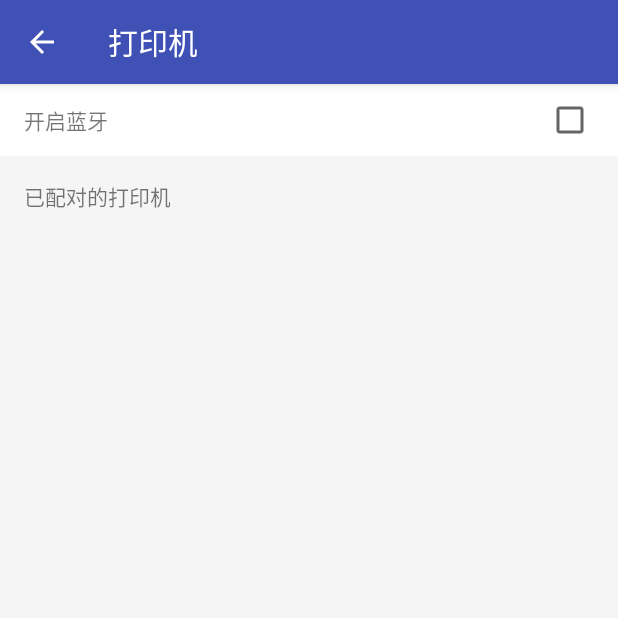
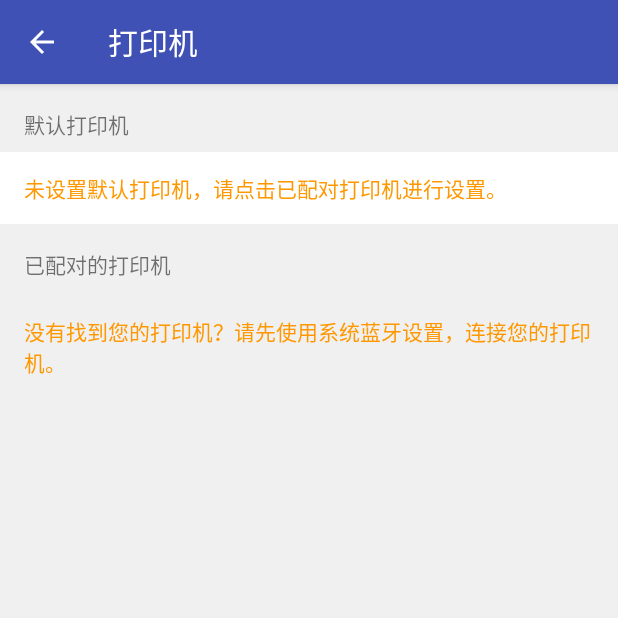
Before and after one commit to iPaya/AndroidEasyTicket, an Android app: the PrinterActivity screen opened directly, with no data from a screen before it, on a phone screen of 412 x 824 dp, the top half of it. Run offline under Robolectric (Android 15) with nearby library versions, the phone set to English and light mode, and no system bars; our stand-ins replace ButterKnife.

Commit message:
完善 打印机信息

```diff
--- a/app/build.gradle
+++ b/app/build.gradle
@@ -26,10 +26,13 @@ dependencies {
         exclude group: 'com.android.support', module: 'support-annotations'
     })
 
+
     compile 'com.android.support:appcompat-v7:25.3.1'
     compile 'com.android.support:design:25.3.1'
     compile 'com.android.support.constraint:constraint-layout:1.0.2'
     compile 'com.android.support:support-v4:25.3.1'
     compile 'com.android.support:support-vector-drawable:25.3.1'
+    compile 'com.jakewharton:butterknife:8.8.1'
     testCompile 'junit:junit:4.12'
+    annotationProcessor 'com.jakewharton:butterknife-compiler:8.8.1'
 }
--- a/app/src/main/AndroidManifest.xml
+++ b/app/src/main/AndroidManifest.xml
@@ -6,6 +6,7 @@
     <uses-permission android:name="android.permission.BLUETOOTH_ADMIN"/>
 
     <application
+        android:name=".Application"
         android:allowBackup="true"
         android:icon="@mipmap/ic_launcher"
         android:label="@string/app_name"
--- /dev/null
+++ b/app/src/main/java/cn/ipaya/app/easyticket/Application.java
@@ -0,0 +1,20 @@
+package cn.ipaya.app.easyticket;
+
+import android.content.SharedPreferences;
+
+/**
+ * Created by ZhangDi on 2017/12/22.
+ */
+
+public class Application extends android.app.Application {
+
+    private SharedPreferences mSharedPreferences;
+
+    public SharedPreferences getSharedPreferences() {
+        if (mSharedPreferences == null) {
+            mSharedPreferences = getSharedPreferences("app", MODE_PRIVATE);
+        }
+        return mSharedPreferences;
+    }
+
+}
--- a/app/src/main/java/cn/ipaya/app/easyticket/MainActivity.java
+++ b/app/src/main/java/cn/ipaya/app/easyticket/MainActivity.java
@@ -15,8 +15,9 @@ import android.view.View;
 
 import cn.ipaya.app.easyticket.activities.PrinterActivity;
 import cn.ipaya.app.easyticket.activities.SettingsActivity;
+import cn.ipaya.app.easyticket.base.BaseActivity;
 
-public class MainActivity extends AppCompatActivity
+public class MainActivity extends BaseActivity
         implements NavigationView.OnNavigationItemSelectedListener {
 
     @Override
--- a/app/src/main/java/cn/ipaya/app/easyticket/activities/PrinterActivity.java
+++ b/app/src/main/java/cn/ipaya/app/easyticket/activities/PrinterActivity.java
@@ -2,28 +2,43 @@ package cn.ipaya.app.easyticket.activities;
 
 import android.bluetooth.BluetoothAdapter;
 import android.bluetooth.BluetoothDevice;
+import android.content.DialogInterface;
+import android.content.SharedPreferences;
 import android.os.Bundle;
+import android.support.v7.app.AlertDialog;
 import android.view.View;
-import android.widget.CheckBox;
-import android.widget.CompoundButton;
 import android.widget.ListView;
+import android.widget.TextView;
 
 import java.util.ArrayList;
 import java.util.List;
 
+import butterknife.BindView;
+import butterknife.OnItemClick;
 import cn.ipaya.app.easyticket.R;
 import cn.ipaya.app.easyticket.adapters.BondedBluetoothDeviceAdapter;
 import cn.ipaya.app.easyticket.base.BaseActivity;
 
 public class PrinterActivity extends BaseActivity {
 
+    boolean isSupportBluetooth = false;
     BluetoothAdapter mBluetoothAdapter;
-    CheckBox mBluetoothStatus;
     View mContentSupportBluetooth;
     View mContentUnsupportBluetooth;
     List<BluetoothDevice> mBondedDevices;
     BondedBluetoothDeviceAdapter mBondedDeviceAdapter;
     ListView mBondedDeviceListView;
+    @BindView(R.id.default_printer_name)
+    TextView mDefaultPrinterName;
+
+    @BindView(R.id.default_printer_address)
+    TextView mDefaultPrinterAddress;
+
+    @BindView(R.id.view_no_default_printer)
+    View mViewNoDefaultPrinter;
+
+    @BindView(R.id.view_has_default_printer)
+    View mViewHasDefaultPrinter;
 
     @Override
     protected void onCreate(Bundle savedInstanceState) {
@@ -35,7 +50,6 @@ public class PrinterActivity extends BaseActivity {
         mContentSupportBluetooth = findViewById(R.id.content_printer_support_bluetooth);
         mContentUnsupportBluetooth = findViewById(R.id.content_printer_unsupport_bluetooth);
 
-        mBluetoothStatus = (CheckBox) findViewById(R.id.printer__bluetooth_status);
         mBluetoothAdapter = BluetoothAdapter.getDefaultAdapter();
 
         mBondedDevices = new ArrayList<BluetoothDevice>();
@@ -44,36 +58,23 @@ public class PrinterActivity extends BaseActivity {
         mBondedDeviceListView = (ListView) findViewById(R.id.printer__bonded_devices);
         mBondedDeviceListView.setAdapter(mBondedDeviceAdapter);
 
+        refreshDefaultPrinter();
         detectBluetoothStatus();
 
-        loadBondedDevices();
-
-        mBluetoothStatus.setOnCheckedChangeListener(new CompoundButton.OnCheckedChangeListener() {
-            @Override
-            public void onCheckedChanged(CompoundButton buttonView, boolean isChecked) {
-                if (isChecked) {
-                    enableBluetooth();
-                } else {
-                    disableBluetooth();
-                }
-            }
-        });
-
-
+        if (isSupportBluetooth) {
+            loadBondedDevices();
+        }
     }
 
     private void detectBluetoothStatus() {
         if (mBluetoothAdapter == null) {
+            isSupportBluetooth = false;
             mContentUnsupportBluetooth.setVisibility(View.VISIBLE);
             mContentSupportBluetooth.setVisibility(View.INVISIBLE);
         } else {
+            isSupportBluetooth = true;
             mContentUnsupportBluetooth.setVisibility(View.INVISIBLE);
             mContentSupportBluetooth.setVisibility(View.VISIBLE);
-            if (mBluetoothAdapter.isEnabled()) {
-                mBluetoothStatus.setChecked(true);
-            } else {
-                mBluetoothStatus.setChecked(false);
-            }
         }
     }
 
@@ -81,10 +82,9 @@ public class PrinterActivity extends BaseActivity {
         //遍历已绑定设备
         if (mBluetoothAdapter.getBondedDevices().size() > 0) {
             for (BluetoothDevice bluetoothDevice : mBluetoothAdapter.getBondedDevices()) {
-//                if (bluetoothDevice.getBluetoothClass().getDeviceClass() == 1664) {
-                    // NYear 蓝牙打印机
+                if (bluetoothDevice.getBluetoothClass().getDeviceClass() == 1664) {
                     mBondedDevices.add(bluetoothDevice);
-//                }
+                }
             }
         }
         mBondedDeviceAdapter.notifyDataSetChanged();
@@ -98,4 +98,51 @@ public class PrinterActivity extends BaseActivity {
         mBluetoothAdapter.disable();
     }
 
+    @OnItemClick(R.id.printer__bonded_devices)
+    void onClickBondedDevices(int position) {
+        final BluetoothDevice bluetoothDevice = mBondedDeviceAdapter.getItem(position);
+        new AlertDialog.Builder(this)
+                .setTitle(R.string.printer__set_default_printer)
+                .setMessage("名称: " + bluetoothDevice.getName() + "\n地址: " + bluetoothDevice.getAddress())
+                .setPositiveButton(R.string.ok, new DialogInterface.OnClickListener() {
+                    @Override
+                    public void onClick(DialogInterface dialog, int which) {
+                        SharedPreferences.Editor editor = mApplication.getSharedPreferences().edit();
+                        editor.putString("default_printer__name", bluetoothDevice.getName());
+                        editor.putString("default_printer__address", bluetoothDevice.getAddress());
+                        editor.commit();
+                        refreshDefaultPrinter();
+                        dialog.dismiss();
+                    }
+                })
+                .setNegativeButton(R.string.cancel, new DialogInterface.OnClickListener() {
+                    @Override
+                    public void onClick(DialogInterface dialog, int which) {
+
+                    }
+                }).show();
+
+    }
+
+    private void refreshDefaultPrinter() {
+        SharedPreferences sharedPreferences = mApplication.getSharedPreferences();
+        String defaultPrinterName = sharedPreferences.getString("default_printer__name", null);
+        String defaultPrinterAddress = sharedPreferences.getString("default_printer__address", null);
+
+        if (defaultPrinterName != null) {
+            // 已设置默认打印机
+            mViewHasDefaultPrinter.setVisibility(View.VISIBLE);
+            mViewNoDefaultPrinter.setVisibility(View.GONE);
+
+            mDefaultPrinterName.setText(defaultPrinterName);
+            mDefaultPrinterAddress.setText(defaultPrinterAddress);
+        } else {
+            // 未设置默认打印机
+            mViewHasDefaultPrinter.setVisibility(View.GONE);
+            mViewNoDefaultPrinter.setVisibility(View.VISIBLE);
+
+            mDefaultPrinterName.setText(null);
+            mDefaultPrinterAddress.setText(null);
+        }
+    }
 }
--- a/app/src/main/java/cn/ipaya/app/easyticket/base/BaseActivity.java
+++ b/app/src/main/java/cn/ipaya/app/easyticket/base/BaseActivity.java
@@ -1,17 +1,28 @@
 package cn.ipaya.app.easyticket.base;
 
 import android.os.Bundle;
+import android.support.annotation.LayoutRes;
 import android.support.annotation.Nullable;
 import android.support.v7.app.AppCompatActivity;
 import android.support.v7.widget.Toolbar;
 import android.view.View;
+import android.view.ViewGroup;
 
+import butterknife.ButterKnife;
+import cn.ipaya.app.easyticket.Application;
 import cn.ipaya.app.easyticket.R;
 
 public class BaseActivity extends AppCompatActivity {
 
     protected Toolbar mToolbar;
     protected boolean enabledToolbar = false;
+    protected Application mApplication;
+
+    @Override
+    protected void onCreate(@Nullable Bundle savedInstanceState) {
+        super.onCreate(savedInstanceState);
+        mApplication = (Application) getApplication();
+    }
 
     /**
      * 启用 Toolbar
@@ -34,4 +45,22 @@ public class BaseActivity extends AppCompatActivity {
             }
         });
     }
+
+    @Override
+    public void setContentView(@LayoutRes int layoutResID) {
+        super.setContentView(layoutResID);
+        ButterKnife.bind(this);
+    }
+
+    @Override
+    public void setContentView(View view) {
+        super.setContentView(view);
+        ButterKnife.bind(this);
+    }
+
+    @Override
+    public void setContentView(View view, ViewGroup.LayoutParams params) {
+        super.setContentView(view, params);
+        ButterKnife.bind(this);
+    }
 }
--- a/app/src/main/res/layout/content_printer.xml
+++ b/app/src/main/res/layout/content_printer.xml
@@ -1,5 +1,5 @@
 <?xml version="1.0" encoding="utf-8"?>
-<ScrollView xmlns:android="http://schemas.android.com/apk/res/android"
+<LinearLayout xmlns:android="http://schemas.android.com/apk/res/android"
     xmlns:app="http://schemas.android.com/apk/res-auto"
     xmlns:tools="http://schemas.android.com/tools"
     android:layout_width="match_parent"
@@ -17,4 +17,4 @@
         <include android:id="@+id/content_printer_unsupport_bluetooth" layout="@layout/content_printer_unsupport_bluetooth" android:visibility="gone"/>
 
     </LinearLayout>
-</ScrollView>
+</LinearLayout>
--- a/app/src/main/res/layout/content_printer_support_bluetooth.xml
+++ b/app/src/main/res/layout/content_printer_support_bluetooth.xml
@@ -4,37 +4,66 @@
     android:layout_height="match_parent"
     android:orientation="vertical">
 
-    <LinearLayout
+    <TextView
         android:layout_width="match_parent"
         android:layout_height="wrap_content"
+        android:layout_marginTop="16dp"
+        android:paddingEnd="16dp"
+        android:paddingStart="16dp"
+        android:text="默认打印机" />
+
+    <LinearLayout
+        android:id="@+id/view_no_default_printer"
+        android:visibility="invisible"
+        android:layout_width="match_parent"
+        android:layout_height="wrap_content"
+        android:layout_marginTop="8dp"
         android:orientation="vertical"
         android:theme="@style/AppTheme.ListBox">
 
-        <RelativeLayout
+        <TextView
             android:layout_width="match_parent"
             android:layout_height="48dp"
+            android:gravity="center_vertical"
             android:paddingEnd="16dp"
-            android:paddingLeft="16dp">
+            android:paddingStart="16dp"
+            android:text="@string/printer__no_default_printer"
+            android:textColor="@color/colorWarning" />
+    </LinearLayout>
 
-            <TextView
-                android:layout_width="wrap_content"
-                android:layout_height="match_parent"
-                android:layout_alignParentStart="true"
-                android:gravity="center_vertical"
-                android:text="@string/printer__enable_bluetooth" />
+    <LinearLayout
+        android:id="@+id/view_has_default_printer"
+        android:visibility="invisible"
+        android:layout_width="match_parent"
+        android:layout_height="48dp"
+        android:layout_marginTop="8dp"
+        android:gravity="center_vertical"
+        android:minHeight="48dp"
+        android:orientation="vertical"
+        android:paddingLeft="16dp"
+        android:paddingRight="16dp"
+        android:theme="@style/AppTheme.ListBox">
 
-            <CheckBox
-                android:id="@+id/printer__bluetooth_status"
-                android:layout_width="wrap_content"
-                android:layout_height="wrap_content"
-                android:layout_alignParentEnd="true"
-                android:layout_centerVertical="true" />
-        </RelativeLayout>
+        <TextView
+            android:id="@+id/default_printer_name"
+            android:layout_width="match_parent"
+            android:layout_height="wrap_content"
+            android:gravity="center_vertical"
+            android:text=""
+            android:textAppearance="@style/TextAppearance.AppCompat.Body2" />
+
+        <TextView
+            android:id="@+id/default_printer_address"
+            android:layout_width="match_parent"
+            android:layout_height="wrap_content"
+            android:gravity="center_vertical"
+            android:text=""
+            android:textAppearance="@style/TextAppearance.AppCompat.Caption" />
     </LinearLayout>
 
     <TextView
         android:layout_width="match_parent"
-        android:layout_height="match_parent"
+        android:layout_height="wrap_content"
         android:layout_marginTop="16dp"
         android:paddingEnd="16dp"
         android:paddingStart="16dp"
@@ -43,7 +72,7 @@
     <LinearLayout
         android:layout_width="match_parent"
         android:layout_height="wrap_content"
-        android:layout_marginTop="@dimen/activity_vertical_margin"
+        android:layout_marginTop="8dp"
         android:orientation="vertical"
         android:theme="@style/AppTheme.ListBox">
 
@@ -52,4 +81,13 @@
             android:layout_width="match_parent"
             android:layout_height="wrap_content"></ListView>
     </LinearLayout>
+
+    <TextView
+        android:layout_width="match_parent"
+        android:layout_height="wrap_content"
+        android:layout_marginTop="16dp"
+        android:paddingEnd="16dp"
+        android:paddingStart="16dp"
+        android:text="@string/printer__not_found_printer_comment"
+        android:textColor="@color/colorWarning" />
 </LinearLayout>
--- a/app/src/main/res/values/colors.xml
+++ b/app/src/main/res/values/colors.xml
@@ -5,6 +5,6 @@
     <color name="colorAccent">#FF4081</color>
     <color name="colorText">#444444</color>
     <color name="colorWarning">#ff9800</color>
-    <color name="colorWindowBackground">#f5f5f5</color>
+    <color name="colorWindowBackground">#f0f0f0</color>
     <color name="colorBoxBackground">#FFFFFF</color>
 </resources>
--- a/app/src/main/res/values/strings.xml
+++ b/app/src/main/res/values/strings.xml
@@ -16,6 +16,11 @@
 
         "它可以方便快捷的设计小票样式。\n\n"
     </string>
-<string name="printer__enable_bluetooth">开启蓝牙</string>
+    <string name="ok">确认</string>
+    <string name="cancel">取消</string>
+
+    <string name="printer__not_found_printer_comment">没有找到您的打印机？请先使用系统蓝牙设置，连接您的打印机。</string>
+    <string name="printer__no_default_printer">未设置默认打印机，请点击已配对打印机进行设置。</string>
+    <string name="printer__set_default_printer">设置默认打印机</string>
 
 </resources>
```
Also changed, not shown: app/src/main/java/cn/ipaya/app/easyticket/activities/SettingsActivity.java (+7 -8 lines), app/src/main/java/cn/ipaya/app/easyticket/adapters/BondedBluetoothDeviceAdapter.java (+14 -4 lines), app/src/main/res/layout/item_bonded_bluetooth_device.xml (+15 -14 lines).
